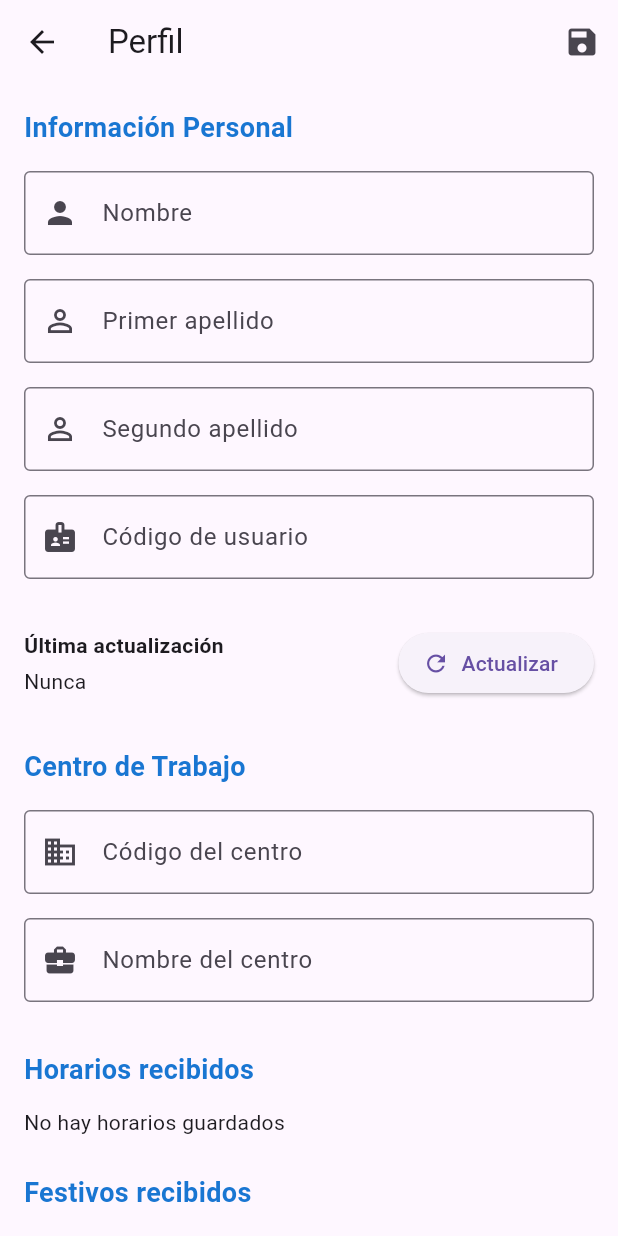
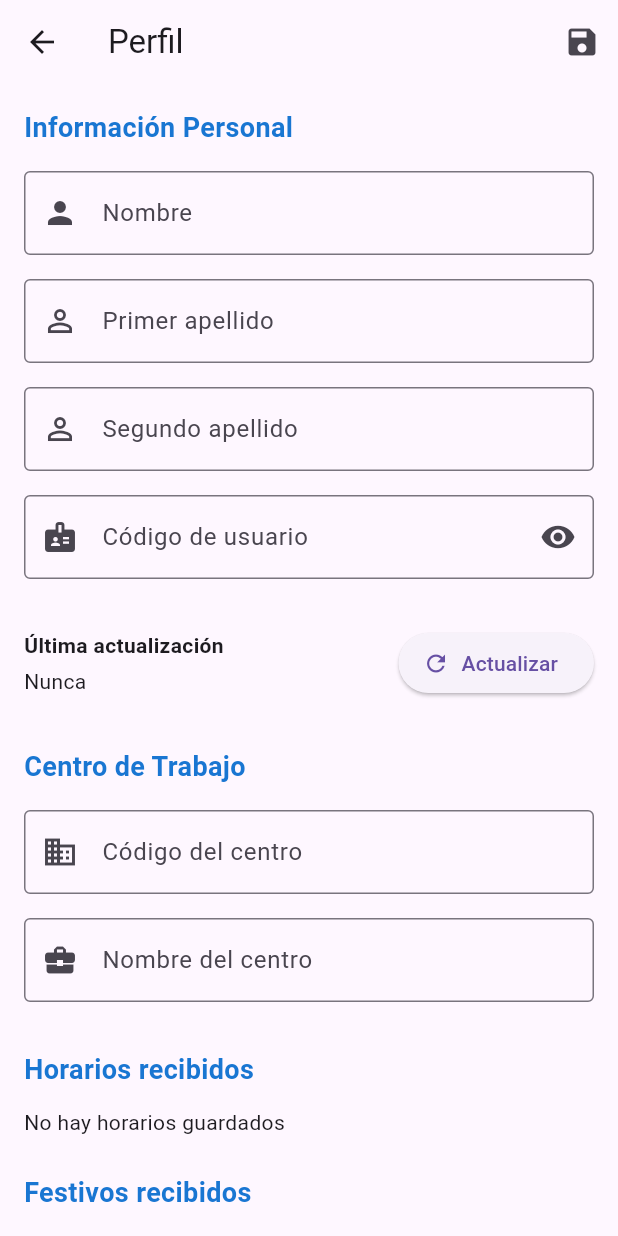
Before and after one commit to pbenav/cth-mobile, a Flutter app: the ProfileScreen screen opened by its route, on a phone screen of 412 x 824 dp. Run offline on Flutter 3.47's test engine with Material 3 defaults, Android fonts, the light colour scheme and no system bars; our stand-ins replace flutter_secure_storage, shared_preferences, webview_flutter; missing offline and left inert: ndef_record, nfc_manager, nfc_manager_ndef; accounts and stored records are empty.

Commit message:
Add password-style obscuring with toggle for user code field in mobile app

```diff
--- a/lib/screens/profile_screen.dart
+++ b/lib/screens/profile_screen.dart
@@ -16,6 +16,7 @@ class ProfileScreen extends StatefulWidget {
 }
 
 class _ProfileScreenState extends State<ProfileScreen> {
+  bool _obscureUserCode = true;
   final _formKey = GlobalKey<FormState>();
   final TextEditingController _nameController = TextEditingController();
   final TextEditingController _familyName1Controller = TextEditingController();
@@ -274,10 +275,17 @@ class _ProfileScreenState extends State<ProfileScreen> {
 
                 TextFormField(
                   controller: _userCodeController,
-                decoration: const InputDecoration(
+                  obscureText: _obscureUserCode,
+                  decoration: InputDecoration(
                     labelText: 'Código de usuario',
-                  border: OutlineInputBorder(),
-                  prefixIcon: Icon(Icons.badge),
+                    border: const OutlineInputBorder(),
+                    prefixIcon: const Icon(Icons.badge),
+                    suffixIcon: IconButton(
+                      icon: Icon(_obscureUserCode ? Icons.visibility : Icons.visibility_off),
+                      onPressed: () {
+                        setState(() => _obscureUserCode = !_obscureUserCode);
+                      },
+                    ),
                   ),
                   validator: (value) {
                     if (value == null || value.trim().isEmpty) {
```
Lines whose indentation alone changed are shown as unchanged.
